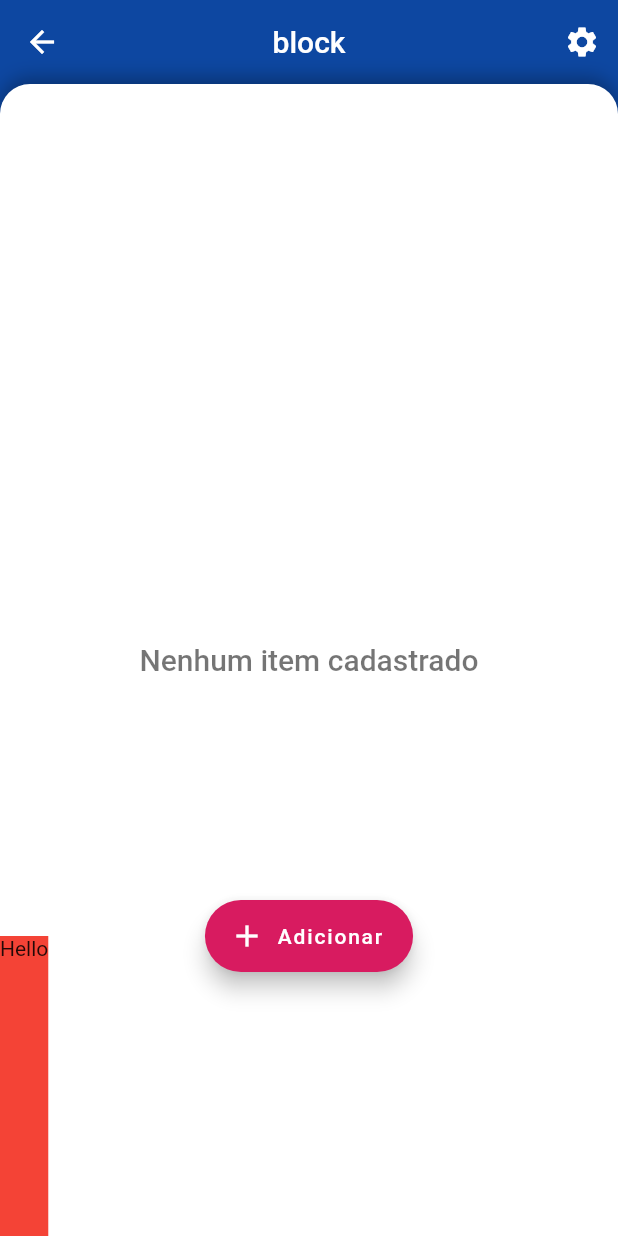
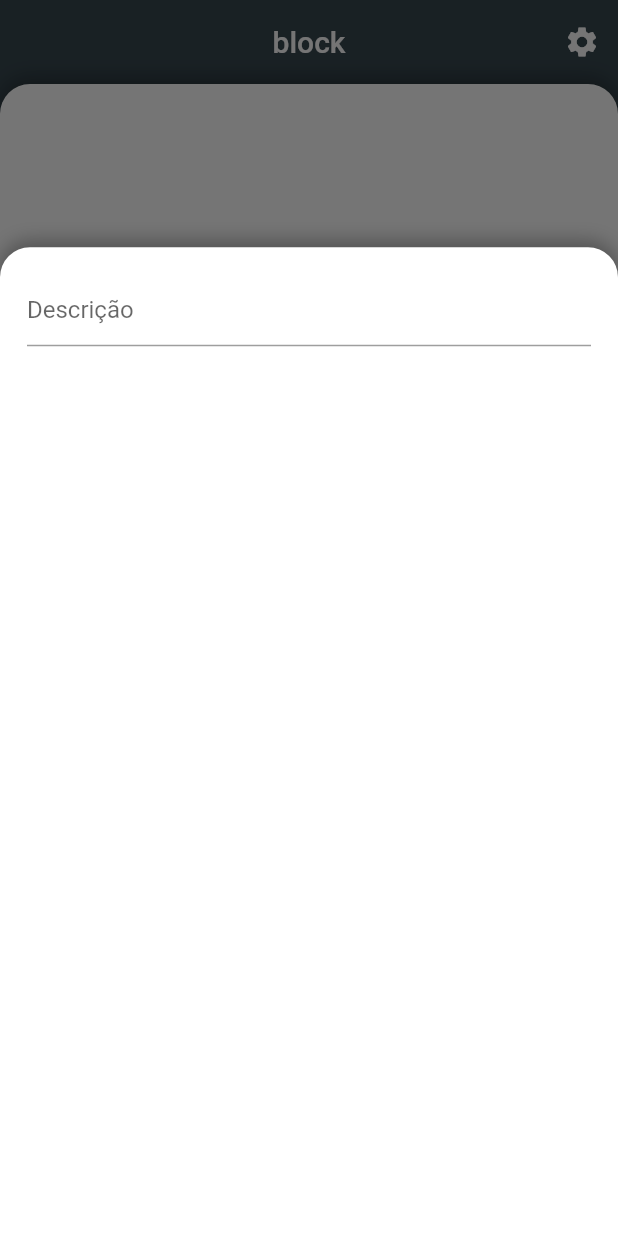
Before and after one commit to Felyp-Henrique/block, a Flutter app: the screen it shows after launch, after a tap on "Adicionar", on a phone screen of 412 x 824 dp. Run offline on Flutter 3.47's test engine with Material 2 defaults, Android fonts, the light colour scheme and no system bars.

Commit message:
feito bottom sheet; melhoria nas cores; correcao de estado

```diff
--- a/lib/block.app.dart
+++ b/lib/block.app.dart
@@ -1,7 +1,15 @@
 import 'package:flutter/material.dart';
 import 'package:block/views/home.view.dart';
 
-class BlockApp extends StatelessWidget {
+class BlockApp extends StatefulWidget {
+
+  @override
+  BlockAppState createState() {
+    return BlockAppState();
+  }
+}
+
+class BlockAppState extends State<BlockApp> {
 
   @override
   Widget build(BuildContext context) {
@@ -14,9 +22,10 @@ class BlockApp extends StatelessWidget {
       },
       theme: ThemeData(
         brightness: Brightness.light,
-        primaryColor: Colors.blue[900],
+        primaryColor: Colors.blueGrey[800],
         accentColor: Colors.pink[600],
         errorColor: Colors.red[900],
+        cardColor: Colors.white,
       ),
     );
   }
--- a/lib/components/bottomsheet.component.dart
+++ b/lib/components/bottomsheet.component.dart
@@ -1,25 +1,44 @@
+import 'package:block/dimensions.app.dart';
 import 'package:flutter/material.dart';
 
 // ignore: must_be_immutable
-class BlockBottomSheet extends StatelessWidget {
+class BlockBottomSheet extends StatefulWidget {
 
-  VoidCallback onClosing;
   Widget child;
 
   BlockBottomSheet({
     Key? key,
     required this.child,
-    required this.onClosing,
   }): super(key: key);
 
   @override
-  Widget build(BuildContext context) {
-    return BottomSheet(onClosing: onClosing, builder: (ctx) {
-      return Container(
-        child: child,
-        height: 200,
-        color: Colors.red,
-      );
-    });
+  BlockBottomSheetState createState() {
+    return BlockBottomSheetState();
   }
 }
+class BlockBottomSheetState extends State<BlockBottomSheet> {
+
+  @override
+  Widget build(BuildContext context) {
+    return Container(
+      child: widget.child,
+      padding: EdgeInsets.all(BlockDimensions.paddingContents),
+      height: MediaQuery.of(context).size.height * 0.8,
+      width: double.infinity,
+      decoration: BoxDecoration(
+        color: Theme.of(context).cardColor,
+        boxShadow: [
+          BoxShadow(
+            blurRadius: 10,
+            offset: Offset(0, -4),
+            color: Colors.black.withOpacity(0.3),
+          ),
+        ],
+        borderRadius: BorderRadius.only(
+          topLeft: Radius.circular(BlockDimensions.borderGeneral),
+          topRight: Radius.circular(BlockDimensions.borderGeneral),
+        ),
+      ),
+    );
+  }
+}
--- a/lib/components/item.component.dart
+++ b/lib/components/item.component.dart
@@ -62,7 +62,7 @@ class BlockItem extends StatelessWidget {
       leading: leading,
       shape: RoundedRectangleBorder(
         borderRadius: BorderRadius.all(
-          BlockDimensions.borderCircular
+          Radius.circular(BlockDimensions.borderGeneral),
         ),
       ),
     );
@@ -80,7 +80,7 @@ class BlockItem extends StatelessWidget {
       ),
       decoration: BoxDecoration(
         color: Theme.of(context).errorColor,
-        borderRadius: BorderRadius.all(BlockDimensions.borderCircular),
+        borderRadius: BorderRadius.all(Radius.circular(BlockDimensions.borderGeneral)),
       ),
     ));
   }
--- a/lib/components/scaffold.component.dart
+++ b/lib/components/scaffold.component.dart
@@ -2,42 +2,60 @@ import 'package:block/dimensions.app.dart';
 import 'package:flutter/material.dart';
 
 // ignore: must_be_immutable
-class BlockScaffold extends StatelessWidget {
+class BlockScaffold extends StatefulWidget {
 
-  Key? key;
   Widget? body;
   PreferredSizeWidget? appBar;
-  FloatingActionButton? floatingActionButton;
+  Widget? floatingActionButton;
   FloatingActionButtonLocation? floatingActionButtonLocation;
 
   BlockScaffold({
-    this.key,
+    Key? key,
     this.appBar,
     required this.body,
     this.floatingActionButton,
     this.floatingActionButtonLocation,
-  });
+  }): super(key: key);
+
+  @override
+  BlockScaffoldState createState() {
+    return BlockScaffoldState();
+  }
+}
+
+class BlockScaffoldState extends State<BlockScaffold> {
+
+  final GlobalKey<ScaffoldState> _scaffold = GlobalKey();
+
+  void showBottomSheet(WidgetBuilder builder) {
+    showModalBottomSheet(
+      context: _scaffold.currentContext!,
+      builder: builder,
+      isScrollControlled: true,
+      backgroundColor: Colors.transparent,
+    );
+  }
 
   @override
   Widget build(BuildContext context) {
     return Scaffold(
-      key: key,
-      appBar: appBar,
+      key: _scaffold,
+      appBar: widget.appBar,
       backgroundColor: Theme.of(context).primaryColor,
       body: _body(),
-      floatingActionButton: floatingActionButton,
-      floatingActionButtonLocation: floatingActionButtonLocation,
+      floatingActionButton: widget.floatingActionButton,
+      floatingActionButtonLocation: widget.floatingActionButtonLocation,
     );
   }
 
   Widget _body() {
     return Container(
-      child: body,
+      child: widget.body,
       decoration: BoxDecoration(
-        color: Colors.white,
+        color: Theme.of(context).cardColor,
         borderRadius: BorderRadius.only(
-          topLeft: BlockDimensions.borderCircular,
-          topRight: BlockDimensions.borderCircular,
+          topLeft: Radius.circular(BlockDimensions.borderGeneral),
+          topRight: Radius.circular(BlockDimensions.borderGeneral),
         ),
         boxShadow: [
           BoxShadow(
--- a/lib/dimensions.app.dart
+++ b/lib/dimensions.app.dart
@@ -1,5 +1,9 @@
-import 'package:flutter/material.dart';
 
 class BlockDimensions {
-  static const Radius borderCircular = Radius.circular(20);
+
+  // Borders
+  static const double borderGeneral = 20;
+
+  // Paddings
+  static const double paddingContents = 18;
 }
--- /dev/null
+++ b/lib/forms/register.home.form.dart
@@ -0,0 +1,15 @@
+import 'package:flutter/material.dart';
+
+class RegisterHomeForm extends StatelessWidget {
+
+  @override
+  Widget build(BuildContext context) {
+    return Form(child: Column(children: [
+      TextField(
+        decoration: InputDecoration(
+          hintText: "Descrição",
+        ),
+      ),
+    ]));
+  }
+}
--- a/lib/views/home.view.dart
+++ b/lib/views/home.view.dart
@@ -2,6 +2,7 @@ import 'package:block/components/appbar.component.dart';
 import 'package:block/components/bottomsheet.component.dart';
 import 'package:block/components/item.component.dart';
 import 'package:block/components/scaffold.component.dart';
+import 'package:block/forms/register.home.form.dart';
 import 'package:flutter/material.dart';
 
 
@@ -11,12 +12,12 @@ class HomeView extends StatelessWidget {
   static const String ROUTE_PATH = "/";
 
   List<dynamic> _itens = List.empty();
-  final GlobalKey<ScaffoldState> _scaffold = GlobalKey<ScaffoldState>();
+  final GlobalKey<BlockScaffoldState> _blockScaffold = GlobalKey();
 
   @override
   Widget build(BuildContext context) {
     return BlockScaffold(
-      key: _scaffold,
+      key: _blockScaffold,
       appBar: _appbar(),
       body: SafeArea(
         child: _itens.isEmpty
@@ -60,13 +61,13 @@ class HomeView extends StatelessWidget {
     ]);
   }
 
-  FloatingActionButton _adicionarItem() {
+  Widget _adicionarItem() {
     return FloatingActionButton.extended(
         icon: Icon(Icons.add), label: Text("Adicionar"), onPressed: () {
-      _scaffold.currentState?.showBottomSheet((context) {
-        return BlockBottomSheet(child: Text("Hello"), onClosing: () {
-          print("Exit!");
-        });
+      _blockScaffold.currentState?.showBottomSheet((context) {
+        return BlockBottomSheet(
+          child: RegisterHomeForm(),
+        );
       });
     });
   }
```
